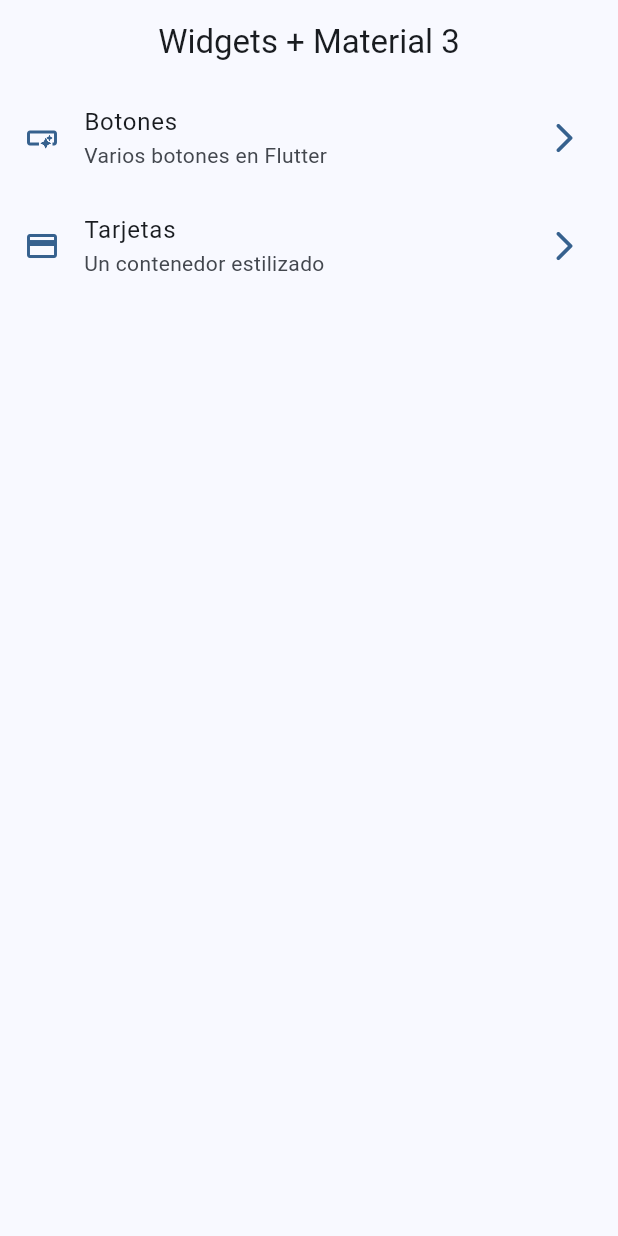
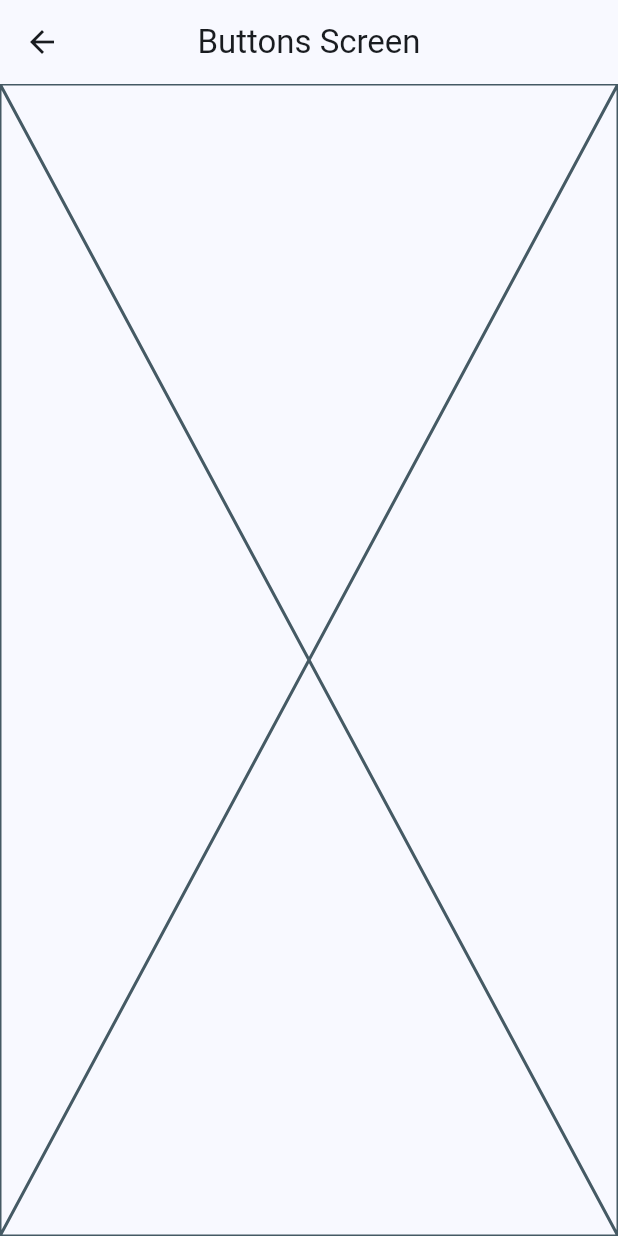
Before and after one commit to JovacDev/widgets_app, a Flutter app: the screen it shows after launch, after a tap on "Botones", on a phone screen of 412 x 824 dp. Run offline on Flutter 3.47's test engine with Material 2 defaults, Android fonts, the phone set to English and light mode, and no system bars; our stand-ins replace go_router.

Commit message:
go_router configured

```diff
--- a/lib/config/menu/menu_items.dart
+++ b/lib/config/menu/menu_items.dart
@@ -23,7 +23,7 @@ const appMenuItems = <MenuItem>[
   MenuItem(
     title: 'Tarjetas',
     subTitle: 'Un contenedor estilizado',
-    link: '/card',
+    link: '/cards',
     icon: Icons.credit_card,
   ),
 ];
--- /dev/null
+++ b/lib/config/router/app_router.dart
@@ -0,0 +1,17 @@
+import 'package:go_router/go_router.dart';
+import 'package:widgets_app/presentation/screens/screens.dart';
+
+final appRouter = GoRouter(initialLocation: '/', routes: [
+  GoRoute(
+    path: '/',
+    builder: (context, state) => const HomeScreen(),
+  ),
+  GoRoute(
+    path: '/buttons',
+    builder: (context, state) => const ButtonsScreen(),
+  ),
+  GoRoute(
+    path: '/cards',
+    builder: (context, state) => const CardsScreen(),
+  ),
+]);
--- a/lib/main.dart
+++ b/lib/main.dart
@@ -1,6 +1,6 @@
 import 'package:flutter/material.dart';
+import 'package:widgets_app/config/router/app_router.dart';
 import 'package:widgets_app/config/theme/app_theme.dart';
-import 'package:widgets_app/presentation/screens/home/home_screen.dart';
 
 void main() {
   runApp(const MainApp());
@@ -11,10 +11,10 @@ class MainApp extends StatelessWidget {
 
   @override
   Widget build(BuildContext context) {
-    return MaterialApp(
+    return MaterialApp.router(
+      routerConfig: appRouter,
       debugShowCheckedModeBanner: false,
       theme: AppTheme(selectedColor: 0).getTheme(),
-      home: const Scaffold(body: HomeScreen()),
     );
   }
 }
--- /dev/null
+++ b/lib/presentation/screens/buttons/buttons_screen.dart
@@ -0,0 +1,15 @@
+import 'package:flutter/material.dart';
+
+class ButtonsScreen extends StatelessWidget {
+  const ButtonsScreen({super.key});
+
+  @override
+  Widget build(BuildContext context) {
+    return Scaffold(
+      appBar: AppBar(
+        title: const Text('Buttons Screen'),
+      ),
+      body: const Placeholder(),
+    );
+  }
+}
--- a/lib/presentation/screens/home/home_screen.dart
+++ b/lib/presentation/screens/home/home_screen.dart
@@ -1,4 +1,5 @@
 import 'package:flutter/material.dart';
+import 'package:go_router/go_router.dart';
 import 'package:widgets_app/config/menu/menu_items.dart';
 
 class HomeScreen extends StatelessWidget {
@@ -51,7 +52,9 @@ class _CustomListTile extends StatelessWidget {
       ),
       title: Text(menuItem.title),
       subtitle: Text(menuItem.subTitle),
-      onTap: () {},
+      onTap: () {
+        context.push(menuItem.link);
+      },
     );
   }
 }
--- /dev/null
+++ b/lib/presentation/screens/screens.dart
@@ -0,0 +1,3 @@
+export 'package:widgets_app/presentation/screens/buttons/buttons_screen.dart';
+export 'package:widgets_app/presentation/screens/cards/cards_screen.dart';
+export 'package:widgets_app/presentation/screens/home/home_screen.dart';
--- a/pubspec.yaml
+++ b/pubspec.yaml
@@ -9,6 +9,7 @@ environment:
 dependencies:
   flutter:
     sdk: flutter
+  go_router: ^10.0.0
 
 dev_dependencies:
   flutter_launcher_icons: ^0.13.1
```
Also changed, not shown: lib/presentation/screens/cards/cards_screen.dart (added, +15 -0 lines), pubspec.lock.
